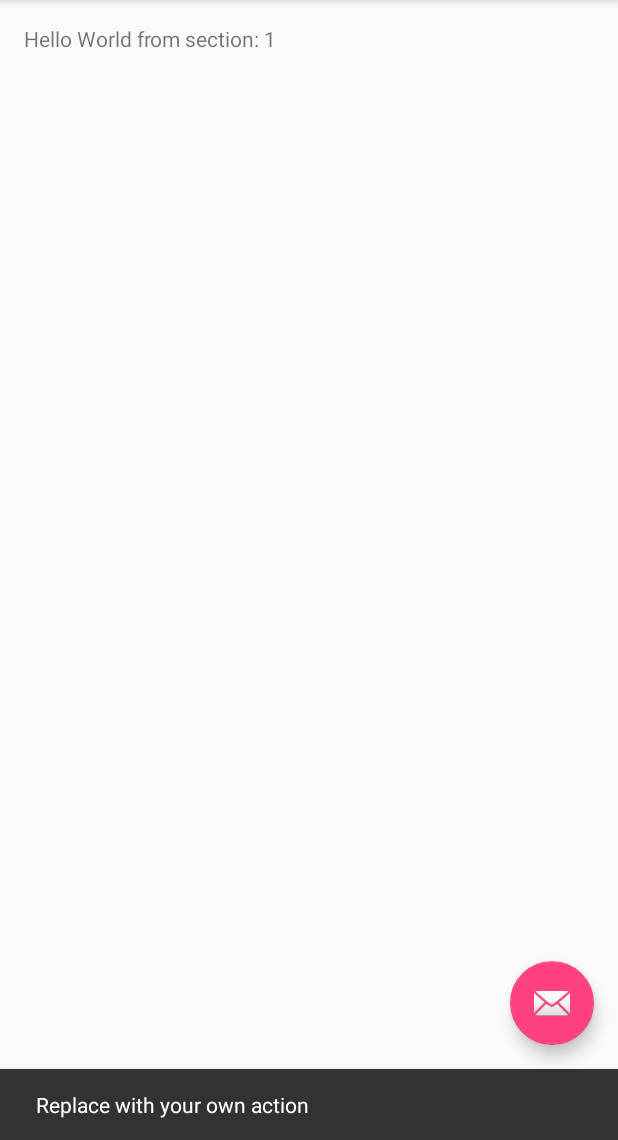
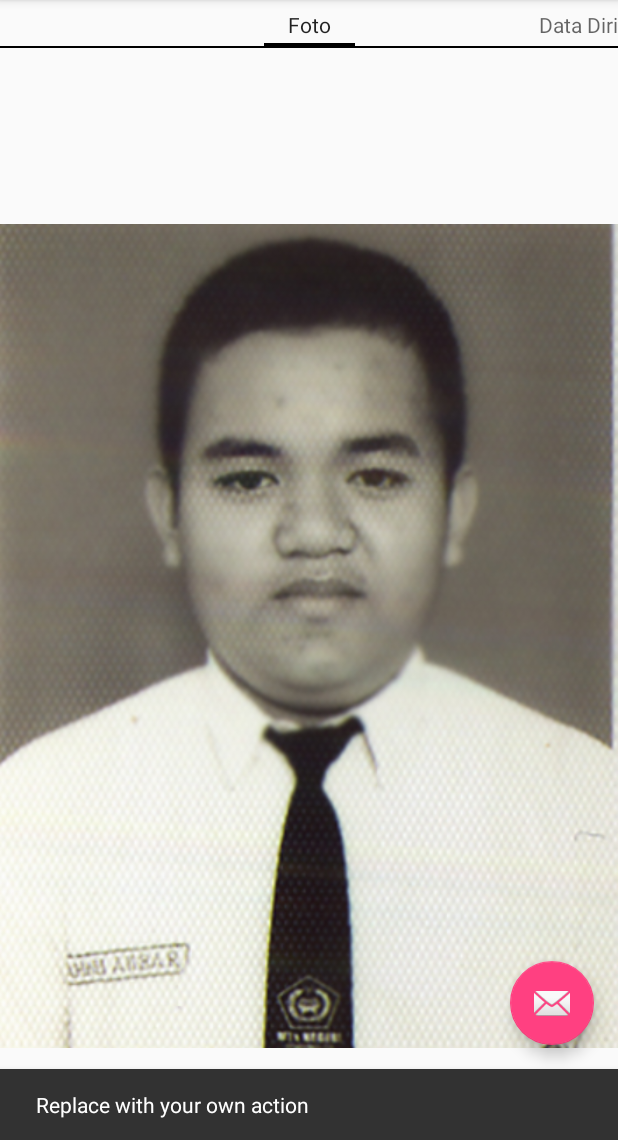
Before and after one commit to fahmialiasakbar/Nav1, an Android app: the screen it shows after launch (MainActivity), after a tap on an icon or button, on a phone screen of 412 x 824 dp, the part 96-1236 px from its top. Run offline under Robolectric (Android 15) with nearby library versions, the phone set to English and light mode, and no system bars.

Commit message:
Finish commit

```diff
--- a/app/build.gradle
+++ b/app/build.gradle
@@ -26,5 +26,6 @@ dependencies {
     })
     compile 'com.android.support:appcompat-v7:25.3.1'
     compile 'com.android.support:design:25.3.1'
+    compile 'com.android.support:support-v4:25.3.1'
     testCompile 'junit:junit:4.12'
 }
--- /dev/null
+++ b/app/src/main/java/layout/DataFragment.java
@@ -0,0 +1,30 @@
+package layout;
+
+
+import android.os.Bundle;
+import android.support.v4.app.Fragment;
+import android.view.LayoutInflater;
+import android.view.View;
+import android.view.ViewGroup;
+
+import xir1n11.remidiuts.telkomschid.nav1.R;
+
+/**
+ * A simple {@link Fragment} subclass.
+ */
+public class DataFragment extends Fragment {
+
+
+    public DataFragment() {
+        // Required empty public constructor
+    }
+
+
+    @Override
+    public View onCreateView(LayoutInflater inflater, ViewGroup container,
+                             Bundle savedInstanceState) {
+        // Inflate the layout for this fragment
+        return inflater.inflate(R.layout.fragment_data, container, false);
+    }
+
+}
--- /dev/null
+++ b/app/src/main/java/layout/FotoFragment.java
@@ -0,0 +1,30 @@
+package layout;
+
+
+import android.os.Bundle;
+import android.support.v4.app.Fragment;
+import android.view.LayoutInflater;
+import android.view.View;
+import android.view.ViewGroup;
+
+import xir1n11.remidiuts.telkomschid.nav1.R;
+
+/**
+ * A simple {@link Fragment} subclass.
+ */
+public class FotoFragment extends Fragment {
+
+
+    public FotoFragment() {
+        // Required empty public constructor
+    }
+
+
+    @Override
+    public View onCreateView(LayoutInflater inflater, ViewGroup container,
+                             Bundle savedInstanceState) {
+        // Inflate the layout for this fragment
+        return inflater.inflate(R.layout.fragment_foto, container, false);
+    }
+
+}
--- a/app/src/main/java/xir1n11/remidiuts/telkomschid/nav1/MainActivity.java
+++ b/app/src/main/java/xir1n11/remidiuts/telkomschid/nav1/MainActivity.java
@@ -15,6 +15,9 @@ import android.view.MenuItem;
 import android.view.View;
 import android.view.ViewGroup;
 import android.widget.TextView;
+
+import layout.DataFragment;
+import layout.FotoFragment;
 
 public class MainActivity extends AppCompatActivity {
 
@@ -130,26 +133,25 @@ public class MainActivity extends AppCompatActivity {
 
         @Override
         public Fragment getItem(int position) {
-            // getItem is called to instantiate the fragment for the given page.
-            // Return a PlaceholderFragment (defined as a static inner class below).
-            return PlaceholderFragment.newInstance(position + 1);
+            if (position == 1)
+                return new DataFragment();
+            else
+                return new FotoFragment();
         }
 
         @Override
         public int getCount() {
             // Show 3 total pages.
-            return 3;
+            return 2;
         }
 
         @Override
         public CharSequence getPageTitle(int position) {
             switch (position) {
                 case 0:
-                    return "SECTION 1";
+                    return "Foto";
                 case 1:
-                    return "SECTION 2";
-                case 2:
-                    return "SECTION 3";
+                    return "Data Diri";
             }
             return null;
         }
--- a/app/src/main/res/layout/activity_main.xml
+++ b/app/src/main/res/layout/activity_main.xml
@@ -31,8 +31,13 @@
         android:id="@+id/container"
         android:layout_width="match_parent"
         android:layout_height="match_parent"
-        app:layout_behavior="@string/appbar_scrolling_view_behavior" />
+        app:layout_behavior="@string/appbar_scrolling_view_behavior">
 
+        <android.support.v4.view.PagerTabStrip
+            android:layout_width="wrap_content"
+            android:layout_height="wrap_content" />
+
+    </android.support.v4.view.ViewPager>
     <android.support.design.widget.FloatingActionButton
         android:id="@+id/fab"
         android:layout_width="wrap_content"
--- /dev/null
+++ b/app/src/main/res/layout/fragment_foto.xml
@@ -0,0 +1,13 @@
+<FrameLayout xmlns:android="http://schemas.android.com/apk/res/android"
+    xmlns:tools="http://schemas.android.com/tools"
+    android:layout_width="match_parent"
+    android:layout_height="match_parent"
+    tools:context="layout.FotoFragment">
+
+    <!-- TODO: Update blank fragment layout -->
+    <ImageView
+        android:layout_width="match_parent"
+        android:layout_height="match_parent"
+        android:src="@drawable/foto" />
+
+</FrameLayout>
--- a/app/src/main/res/values/strings.xml
+++ b/app/src/main/res/values/strings.xml
@@ -2,4 +2,7 @@
     <string name="app_name">Nav1</string>
     <string name="action_settings">Settings</string>
     <string name="section_format">Hello World from section: %1$d</string>
+
+    <!-- TODO: Remove or change this placeholder text -->
+    <string name="hello_blank_fragment">Hello blank fragment</string>
 </resources>
```
Also changed, not shown: app/src/main/res/layout/fragment_data.xml (added, +13 -0 lines), app/src/main/res/drawable/foto.jpg (added).
